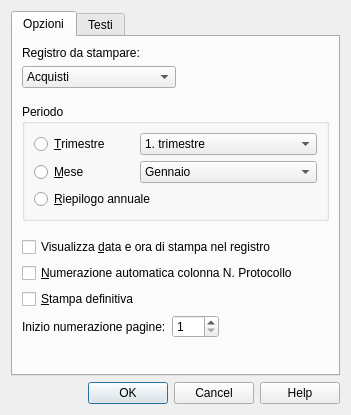
Old version of the form Iva/2017/ch.banana.script.italy_vat_2017.report.registri.dialog.ui in the repository BananaAccounting/Italia.
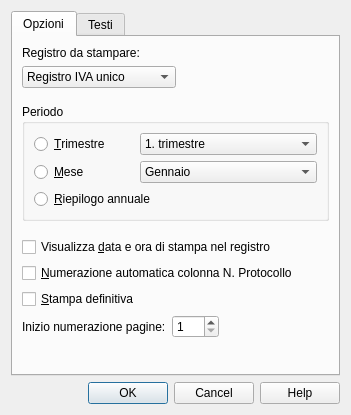
New version of the form.

```diff
--- a/Iva/2017/ch.banana.script.italy_vat_2017.report.registri.dialog.ui
+++ b/Iva/2017/ch.banana.script.italy_vat_2017.report.registri.dialog.ui
@@ -52,7 +52,7 @@
            </property>
            <item>
             <property name="text">
-             <string>Acquisti</string>
+             <string>Registro IVA unico</string>
             </property>
            </item>
            <item>
```
Left out of the diff: 7 changed lines with no effect on the pictures.
